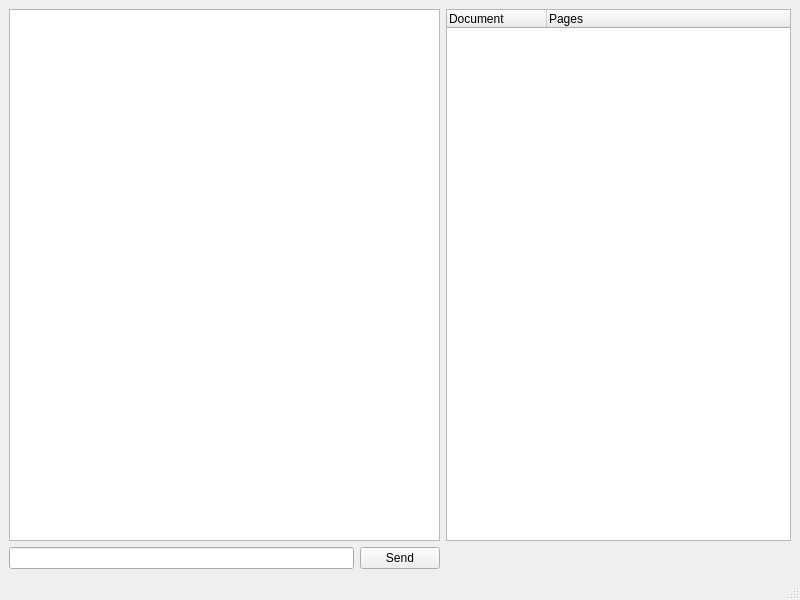
This is MainWindow.ui in CURTLab/QRetrievalAugmentedGeneration as Qt 5 draws it before an edit. The edited form follows.
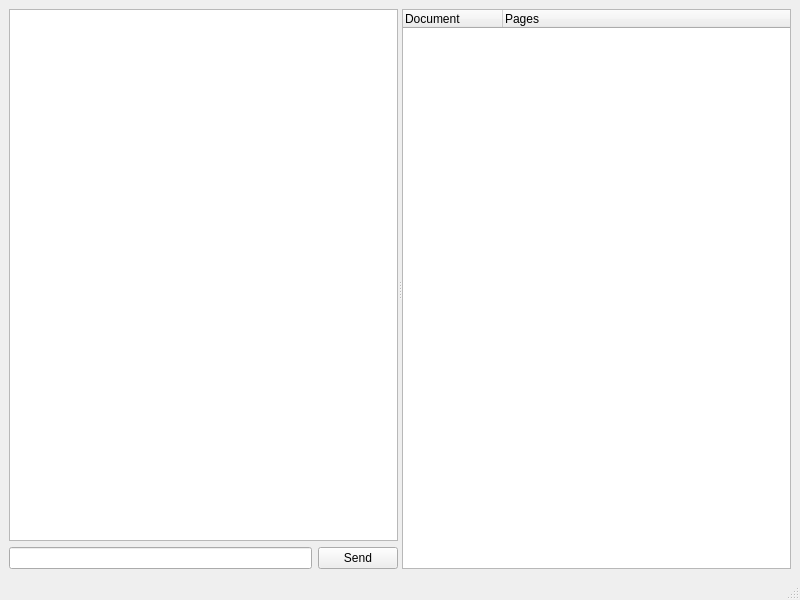
This is the edited form.

```diff
--- a/MainWindow.ui
+++ b/MainWindow.ui
@@ -14,21 +14,14 @@
    <string>QRetrievalAugmentedGeneration</string>
   </property>
   <widget class="QWidget" name="centralwidget">
+   <layout class="QVBoxLayout" name="verticalLayout">
+    <item>
+     <widget class="QSplitter" name="splitter">
+      <property name="orientation">
+       <enum>Qt::Horizontal</enum>
+      </property>
+      <widget class="QWidget" name="">
    <layout class="QGridLayout" name="gridLayout">
-    <item row="0" column="2">
-     <widget class="QTreeWidget" name="documents">
-      <column>
-       <property name="text">
-        <string notr="true">Document</string>
-       </property>
-      </column>
-      <column>
-       <property name="text">
-        <string>Pages</string>
-       </property>
-      </column>
-     </widget>
-    </item>
     <item row="1" column="0">
      <widget class="QLineEdit" name="editQuestion"/>
     </item>
@@ -50,6 +43,22 @@
       <property name="openLinks">
        <bool>false</bool>
       </property>
+         </widget>
+        </item>
+       </layout>
+      </widget>
+      <widget class="QTreeWidget" name="documents">
+       <column>
+        <property name="text">
+         <string notr="true">Document</string>
+        </property>
+       </column>
+       <column>
+        <property name="text">
+         <string>Pages</string>
+        </property>
+       </column>
+      </widget>
      </widget>
     </item>
    </layout>
```
Lines whose indentation alone changed are shown as unchanged.
